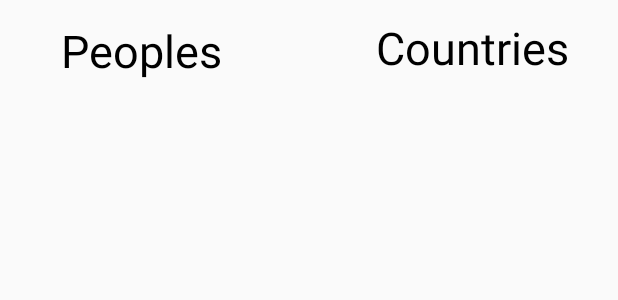
After one commit to sneha-aniqa1997/MyFirstGithubProject, an Android app: the layout customlistitem.xml on its own in the app's theme, with its tools: preview values and no code run, on a phone screen of 412 x 824 dp. The commit adds this screen. Shown: the top 300 px of the screen. Run offline under Robolectric (Android 15) with nearby library versions, the phone set to English and light mode, and no system bars.

Commit message:
Normal LitView implemented

```diff
--- a/app/src/main/AndroidManifest.xml
+++ b/app/src/main/AndroidManifest.xml
@@ -25,11 +25,12 @@
         <activity android:name=".SeekBarTest" />
         <activity android:name=".CircularProgressBarDetermineTest" />
         <activity android:name=".TextSpinner" />
-        <activity android:name=".DatePickerTest"></activity>
+        <activity android:name=".DatePickerTest" />
         <activity android:name=".ToggleButtonTest">
 
         </activity>
-        <activity android:name=".ListViewTest">
+        <activity android:name=".ListViewTest"></activity>
+        <activity android:name=".CustomListView">
             <intent-filter>
                 <action android:name="android.intent.action.MAIN" />
 
--- a/app/src/main/res/layout/activity_toggle_button_test.xml
+++ b/app/src/main/res/layout/activity_toggle_button_test.xml
@@ -28,5 +28,6 @@
         android:layout_marginStart="119dp"
         android:layout_marginTop="76dp"
         android:text=""
-        android:textSize="30dp"/>
+        android:textSize="30dp"
+        />
 </RelativeLayout>
--- /dev/null
+++ b/app/src/main/res/layout/customlistitem.xml
@@ -0,0 +1,31 @@
+<?xml version="1.0" encoding="utf-8"?>
+<RelativeLayout
+    xmlns:android="http://schemas.android.com/apk/res/android"
+    xmlns:tools="http://schemas.android.com/tools"
+    android:layout_width="match_parent"
+    android:layout_height="match_parent">
+
+    <TextView
+        android:id="@+id/textView1"
+        android:layout_width="188dp"
+        android:layout_height="67dp"
+        android:layout_alignParentStart="true"
+        android:layout_alignParentTop="true"
+        android:text="Peoples"
+        android:textColor="#000"
+        android:textSize="30dp"
+        android:gravity="center"
+        tools:layout_editor_absoluteX="-80dp"
+        tools:layout_editor_absoluteY="-6dp" />
+
+    <TextView
+        android:id="@+id/textView2"
+        android:layout_width="194dp"
+        android:layout_height="64dp"
+        android:layout_alignParentEnd="true"
+        android:layout_alignParentTop="true"
+        android:gravity="center"
+        android:text="Countries"
+        android:textColor="#000"
+        android:textSize="30dp" />
+</RelativeLayout>
```
Also changed, not shown: app/src/main/java/com/example/aniqa/myapplication2/CustomListView.java (added, +36 -0 lines), app/src/main/java/com/example/aniqa/myapplication2/ListViewAdapter.java (added, +52 -0 lines), app/src/main/java/com/example/aniqa/myapplication2/ToggleButtonTest.java (+14 -3 lines).
